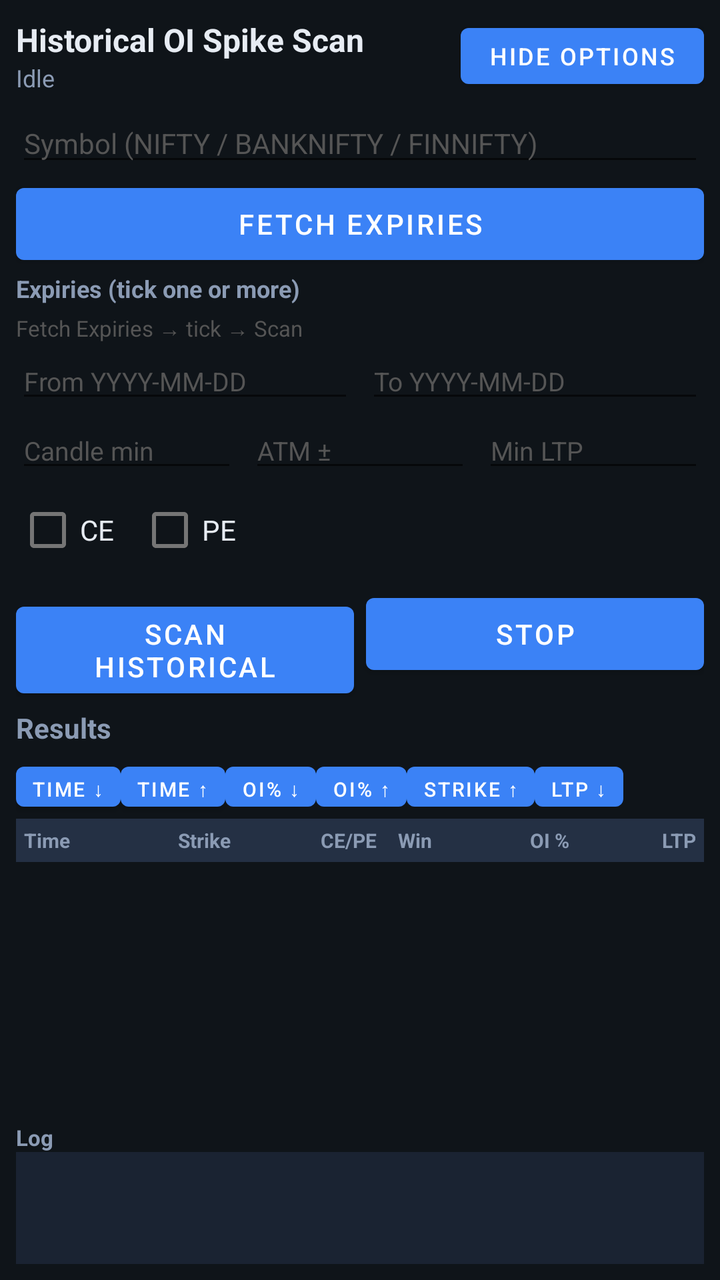
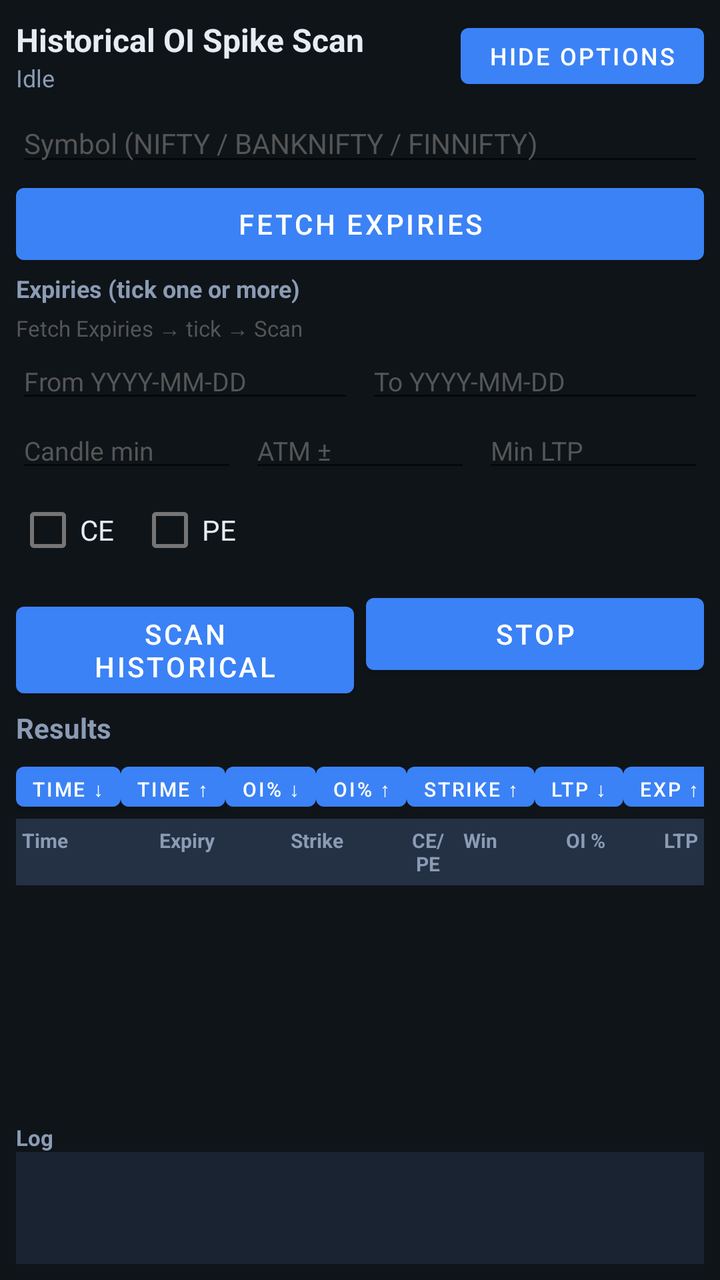

The first picture is an Android layout as it rendered before a commit; the second is the same layout after the commit. The layout source and the unified diff follow.
<!-- AndroidManifest.xml: application theme Theme.OISpikeDetector -->
<!-- res/layout/activity_historical.xml -->
<?xml version="1.0" encoding="utf-8"?>
<LinearLayout xmlns:android="http://schemas.android.com/apk/res/android"
    android:layout_width="match_parent"
    android:layout_height="match_parent"
    android:orientation="vertical"
    android:padding="8dp"
    android:background="#0F1419">

    
    <LinearLayout
        android:layout_width="match_parent"
        android:layout_height="wrap_content"
        android:orientation="horizontal"
        android:gravity="center_vertical">
        <LinearLayout
            android:layout_width="0dp"
            android:layout_height="wrap_content"
            android:layout_weight="1"
            android:orientation="vertical">
            <TextView
                android:layout_width="match_parent"
                android:layout_height="wrap_content"
                android:text="Historical OI Spike Scan"
                android:textColor="#E7ECF3"
                android:textSize="16sp"
                android:textStyle="bold" />
            <TextView
                android:id="@+id/histStatus"
                android:layout_width="match_parent"
                android:layout_height="wrap_content"
                android:text="Idle"
                android:textColor="#8B9BB4"
                android:textSize="12sp" />
        </LinearLayout>
        <Button
            android:id="@+id/btnToggleFilters"
            android:layout_width="wrap_content"
            android:layout_height="40dp"
            android:minWidth="0dp"
            android:paddingLeft="14dp"
            android:paddingRight="14dp"
            android:text="Hide options"
            android:textSize="12sp" />
    </LinearLayout>

    
    <ScrollView
        android:id="@+id/histFiltersPanel"
        android:layout_width="match_parent"
        android:layout_height="wrap_content"
        android:layout_marginTop="4dp"
        android:maxHeight="280dp">
        <LinearLayout
            android:layout_width="match_parent"
            android:layout_height="wrap_content"
            android:orientation="vertical">

            <EditText
                android:id="@+id/histSymbol"
                android:layout_width="match_parent"
                android:layout_height="wrap_content"
                android:hint="Symbol (NIFTY / BANKNIFTY / FINNIFTY)"
                android:textColor="#E7ECF3"
                android:textColorHint="#555"
                android:inputType="textCapCharacters"
                android:textSize="14sp" />

            <Button
                android:id="@+id/btnFetchExpiries"
                android:layout_width="match_parent"
                android:layout_height="wrap_content"
                android:text="Fetch Expiries" />

            <TextView
                android:layout_width="match_parent"
                android:layout_height="wrap_content"
                android:text="Expiries (tick one or more)"
                android:textColor="#8B9BB4"
                android:textStyle="bold"
                android:textSize="12sp" />

            <HorizontalScrollView
                android:layout_width="match_parent"
                android:layout_height="wrap_content">
                <LinearLayout
                    android:id="@+id/histExpiryBox"
                    android:layout_width="wrap_content"
                    android:layout_height="wrap_content"
                    android:orientation="horizontal"
                    android:padding="2dp" />
            </HorizontalScrollView>

            <TextView
                android:id="@+id/histExpiryHint"
                android:layout_width="match_parent"
                android:layout_height="wrap_content"
                android:text="Fetch Expiries → tick → Scan"
                android:textColor="#555"
                android:textSize="11sp" />

            <LinearLayout
                android:layout_width="match_parent"
                android:layout_height="wrap_content"
                android:orientation="horizontal">
                <EditText
                    android:id="@+id/histFrom"
                    android:layout_width="0dp"
                    android:layout_height="wrap_content"
                    android:layout_weight="1"
                    android:hint="From YYYY-MM-DD"
                    android:textColor="#E7ECF3"
                    android:textColorHint="#555"
                    android:textSize="13sp" />
                <EditText
                    android:id="@+id/histTo"
                    android:layout_width="0dp"
                    android:layout_height="wrap_content"
                    android:layout_weight="1"
                    android:layout_marginStart="6dp"
                    android:hint="To YYYY-MM-DD"
                    android:textColor="#E7ECF3"
                    android:textColorHint="#555"
                    android:textSize="13sp" />
            </LinearLayout>

            <LinearLayout
                android:layout_width="match_parent"
                android:layout_height="wrap_content"
                android:orientation="horizontal">
                <EditText
                    android:id="@+id/histInterval"
                    android:layout_width="0dp"
                    android:layout_height="wrap_content"
                    android:layout_weight="1"
                    android:hint="Candle min"
                    android:inputType="number"
                    android:textColor="#E7ECF3"
                    android:textColorHint="#555"
                    android:textSize="13sp" />
                <EditText
                    android:id="@+id/histAtm"
                    android:layout_width="0dp"
                    android:layout_height="wrap_content"
                    android:layout_weight="1"
                    android:layout_marginStart="6dp"
                    android:hint="ATM ±"
                    android:inputType="number"
                    android:textColor="#E7ECF3"
                    android:textColorHint="#555"
                    android:textSize="13sp" />
                <EditText
                    android:id="@+id/histMinLtp"
                    android:layout_width="0dp"
                    android:layout_height="wrap_content"
                    android:layout_weight="1"
                    android:layout_marginStart="6dp"
                    android:hint="Min LTP"
                    android:inputType="numberDecimal"
                    android:textColor="#E7ECF3"
                    android:textColorHint="#555"
                    android:textSize="13sp" />
            </LinearLayout>

            <LinearLayout
                android:layout_width="match_parent"
                android:layout_height="wrap_content"
                android:orientation="horizontal"
                android:gravity="center_vertical">
                <CheckBox
                    android:id="@+id/histCe"
                    android:layout_width="wrap_content"
                    android:layout_height="wrap_content"
                    android:text="CE"
                    android:textColor="#E7ECF3" />
                <CheckBox
                    android:id="@+id/histPe"
                    android:layout_width="wrap_content"
                    android:layout_height="wrap_content"
                    android:layout_marginStart="12dp"
                    android:text="PE"
                    android:textColor="#E7ECF3" />
            </LinearLayout>
        </LinearLayout>
    </ScrollView>

    <LinearLayout
        android:layout_width="match_parent"
        android:layout_height="wrap_content"
        android:orientation="horizontal"
        android:layout_marginTop="4dp">
        <Button
            android:id="@+id/btnHistScan"
            android:layout_width="0dp"
            android:layout_height="wrap_content"
            android:layout_weight="1"
            android:text="Scan Historical" />
        <Button
            android:id="@+id/btnHistStop"
            android:layout_width="0dp"
            android:layout_height="wrap_content"
            android:layout_marginStart="6dp"
            android:layout_weight="1"
            android:text="Stop" />
    </LinearLayout>

    <TextView
        android:layout_width="match_parent"
        android:layout_height="wrap_content"
        android:layout_marginTop="6dp"
        android:text="Results"
        android:textColor="#8B9BB4"
        android:textStyle="bold" />

    
    <HorizontalScrollView
        android:layout_width="match_parent"
        android:layout_height="wrap_content"
        android:layout_marginTop="4dp"
        android:scrollbars="none">
        <LinearLayout
            android:layout_width="wrap_content"
            android:layout_height="wrap_content"
            android:orientation="horizontal">
            <Button android:id="@+id/btnHistSortTimeDesc" android:layout_width="wrap_content"
                android:layout_height="32dp" android:textSize="10sp" android:text="Time ↓" android:minWidth="0dp" android:paddingLeft="8dp" android:paddingRight="8dp" />
            <Button android:id="@+id/btnHistSortTimeAsc" android:layout_width="wrap_content"
                android:layout_height="32dp" android:textSize="10sp" android:text="Time ↑" android:minWidth="0dp" android:paddingLeft="8dp" android:paddingRight="8dp" />
            <Button android:id="@+id/btnHistSortOiDesc" android:layout_width="wrap_content"
                android:layout_height="32dp" android:textSize="10sp" android:text="OI% ↓" android:minWidth="0dp" android:paddingLeft="8dp" android:paddingRight="8dp" />
            <Button android:id="@+id/btnHistSortOiAsc" android:layout_width="wrap_content"
                android:layout_height="32dp" android:textSize="10sp" android:text="OI% ↑" android:minWidth="0dp" android:paddingLeft="8dp" android:paddingRight="8dp" />
            <Button android:id="@+id/btnHistSortStrikeAsc" android:layout_width="wrap_content"
                android:layout_height="32dp" android:textSize="10sp" android:text="Strike ↑" android:minWidth="0dp" android:paddingLeft="8dp" android:paddingRight="8dp" />
            <Button android:id="@+id/btnHistSortLtpDesc" android:layout_width="wrap_content"
                android:layout_height="32dp" android:textSize="10sp" android:text="LTP ↓" android:minWidth="0dp" android:paddingLeft="8dp" android:paddingRight="8dp" />
        </LinearLayout>
    </HorizontalScrollView>

    <LinearLayout
        android:layout_width="match_parent"
        android:layout_height="wrap_content"
        android:orientation="horizontal"
        android:paddingTop="4dp"
        android:paddingBottom="4dp"
        android:paddingLeft="4dp"
        android:paddingRight="4dp"
        android:background="#243044">
        <TextView android:layout_width="0dp" android:layout_height="wrap_content" android:layout_weight="1.1"
            android:text="Time" android:textColor="#8B9BB4" android:textSize="10sp" android:textStyle="bold" />
        <TextView android:layout_width="0dp" android:layout_height="wrap_content" android:layout_weight="1.0"
            android:text="Strike" android:textColor="#8B9BB4" android:textSize="10sp" android:textStyle="bold" />
        <TextView android:layout_width="0dp" android:layout_height="wrap_content" android:layout_weight="0.45"
            android:text="CE/PE" android:textColor="#8B9BB4" android:textSize="10sp" android:textStyle="bold" android:gravity="center" />
        <TextView android:layout_width="0dp" android:layout_height="wrap_content" android:layout_weight="0.5"
            android:text="Win" android:textColor="#8B9BB4" android:textSize="10sp" android:textStyle="bold" android:gravity="center" />
        <TextView android:layout_width="0dp" android:layout_height="wrap_content" android:layout_weight="0.85"
            android:text="OI %" android:textColor="#8B9BB4" android:textSize="10sp" android:textStyle="bold" android:gravity="end" />
        <TextView android:layout_width="0dp" android:layout_height="wrap_content" android:layout_weight="0.9"
            android:text="LTP" android:textColor="#8B9BB4" android:textSize="10sp" android:textStyle="bold" android:gravity="end" />
    </LinearLayout>


    <androidx.recyclerview.widget.RecyclerView
        android:id="@+id/histList"
        android:layout_width="match_parent"
        android:layout_height="0dp"
        android:layout_weight="1"
        android:layout_marginTop="2dp"
        android:clipToPadding="false" />

    <TextView
        android:id="@+id/histLogLabel"
        android:layout_width="match_parent"
        android:layout_height="wrap_content"
        android:text="Log"
        android:textColor="#8B9BB4"
        android:textStyle="bold"
        android:textSize="11sp" />

    <ScrollView
        android:id="@+id/histLogScroll"
        android:layout_width="match_parent"
        android:layout_height="56dp"
        android:background="#1A2332">
        <TextView
            android:id="@+id/histLog"
            android:layout_width="match_parent"
            android:layout_height="wrap_content"
            android:fontFamily="monospace"
            android:padding="4dp"
            android:textColor="#8B9BB4"
            android:textSize="10sp" />
    </ScrollView>
</LinearLayout>
<!-- resources referenced by this layout -->
<resources>
  <style name="Theme.OISpikeDetector" parent="Theme.MaterialComponents.DayNight.DarkActionBar">
          <item name="colorPrimary">#3B82F6</item>
          <item name="colorPrimaryVariant">#1D4ED8</item>
          <item name="colorOnPrimary">#FFFFFF</item>
          <item name="android:statusBarColor">#0F1419</item>
          <item name="android:windowBackground">#0F1419</item>
      </style>
</resources>

<!-- the commit's change to res/layout/activity_historical.xml (unified diff, before → after) -->
@@ -233,6 +233,8 @@
                 android:layout_height="32dp" android:textSize="10sp" android:text="Strike ↑" android:minWidth="0dp" android:paddingLeft="8dp" android:paddingRight="8dp" />
             <Button android:id="@+id/btnHistSortLtpDesc" android:layout_width="wrap_content"
                 android:layout_height="32dp" android:textSize="10sp" android:text="LTP ↓" android:minWidth="0dp" android:paddingLeft="8dp" android:paddingRight="8dp" />
+            <Button android:id="@+id/btnHistSortExpAsc" android:layout_width="wrap_content"
+                android:layout_height="32dp" android:textSize="10sp" android:text="Exp ↑" android:minWidth="0dp" android:paddingLeft="8dp" android:paddingRight="8dp" />
         </LinearLayout>
     </HorizontalScrollView>
 
@@ -242,20 +244,22 @@
         android:orientation="horizontal"
         android:paddingTop="4dp"
         android:paddingBottom="4dp"
-        android:paddingLeft="4dp"
-        android:paddingRight="4dp"
+        android:paddingLeft="3dp"
+        android:paddingRight="3dp"
         android:background="#243044">
-        <TextView android:layout_width="0dp" android:layout_height="wrap_content" android:layout_weight="1.1"
+        <TextView android:layout_width="0dp" android:layout_height="wrap_content" android:layout_weight="1.05"
             android:text="Time" android:textColor="#8B9BB4" android:textSize="10sp" android:textStyle="bold" />
         <TextView android:layout_width="0dp" android:layout_height="wrap_content" android:layout_weight="1.0"
+            android:text="Expiry" android:textColor="#8B9BB4" android:textSize="10sp" android:textStyle="bold" />
+        <TextView android:layout_width="0dp" android:layout_height="wrap_content" android:layout_weight="0.85"
             android:text="Strike" android:textColor="#8B9BB4" android:textSize="10sp" android:textStyle="bold" />
-        <TextView android:layout_width="0dp" android:layout_height="wrap_content" android:layout_weight="0.45"
+        <TextView android:layout_width="0dp" android:layout_height="wrap_content" android:layout_weight="0.4"
             android:text="CE/PE" android:textColor="#8B9BB4" android:textSize="10sp" android:textStyle="bold" android:gravity="center" />
-        <TextView android:layout_width="0dp" android:layout_height="wrap_content" android:layout_weight="0.5"
+        <TextView android:layout_width="0dp" android:layout_height="wrap_content" android:layout_weight="0.4"
             android:text="Win" android:textColor="#8B9BB4" android:textSize="10sp" android:textStyle="bold" android:gravity="center" />
-        <TextView android:layout_width="0dp" android:layout_height="wrap_content" android:layout_weight="0.85"
+        <TextView android:layout_width="0dp" android:layout_height="wrap_content" android:layout_weight="0.75"
             android:text="OI %" android:textColor="#8B9BB4" android:textSize="10sp" android:textStyle="bold" android:gravity="end" />
-        <TextView android:layout_width="0dp" android:layout_height="wrap_content" android:layout_weight="0.9"
+        <TextView android:layout_width="0dp" android:layout_height="wrap_content" android:layout_weight="0.7"
             android:text="LTP" android:textColor="#8B9BB4" android:textSize="10sp" android:textStyle="bold" android:gravity="end" />
     </LinearLayout>
 
